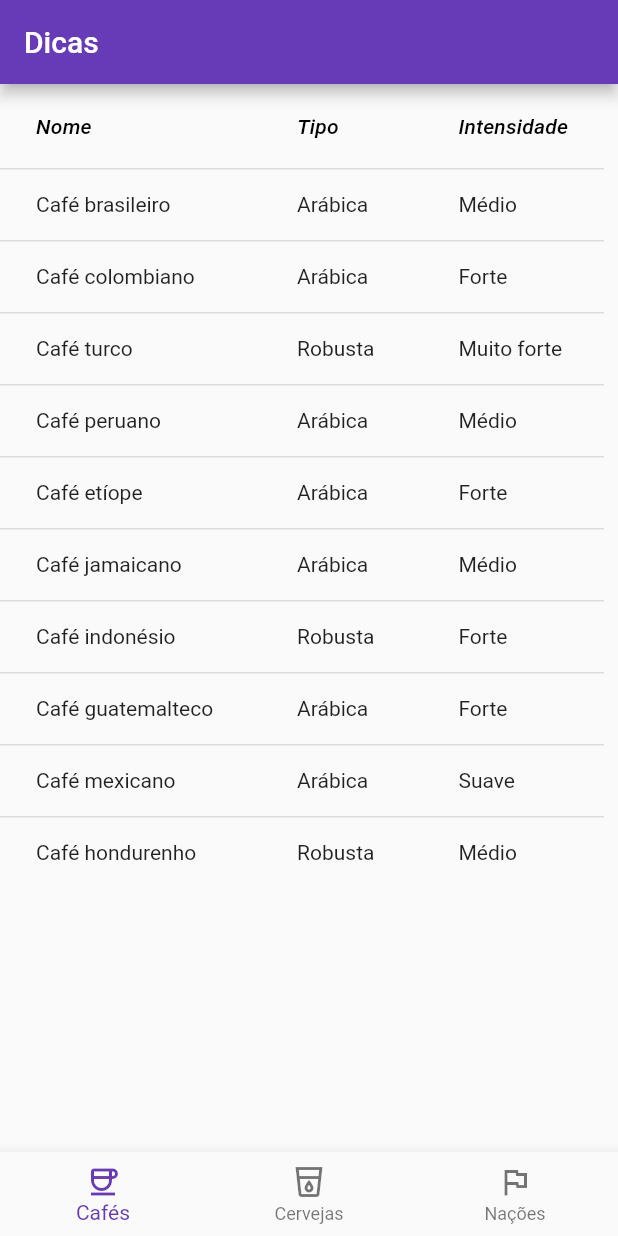
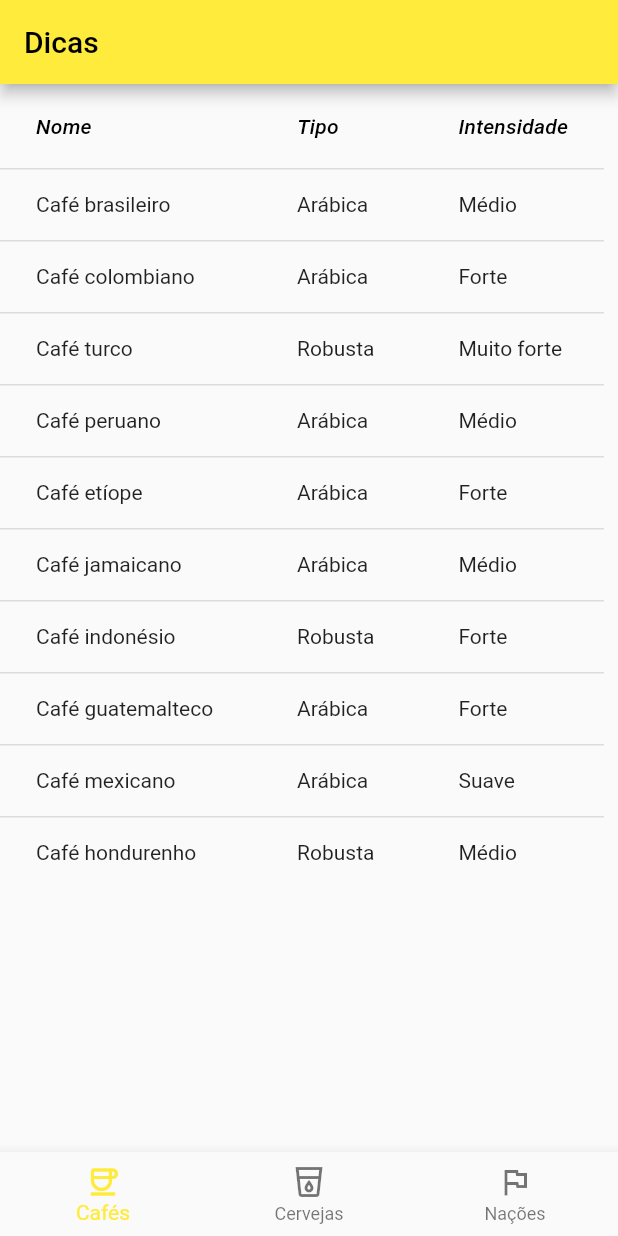
Before and after one commit to ErickBezerrar/POO-1, a Flutter app: the screen it shows after launch, on a phone screen of 412 x 824 dp. Run offline on Flutter 3.47's test engine with Material 2 defaults, Android fonts, the phone set to English and light mode, and no system bars; our stand-ins replace flutter_hooks; key blocks and very long unbroken strings in the code were emptied for the run.

Commit message:
fala assim foi

```diff
--- a/receita6/lib/main.dart
+++ b/receita6/lib/main.dart
@@ -108,7 +108,7 @@ class _MyAppState extends State<MyApp> {
 
     return MaterialApp(
       theme: ThemeData(
-        primarySwatch: Colors.deepPurple,
+        primarySwatch: Colors.yellow,
       ),
       debugShowCheckedModeBanner: false,
       home: Scaffold(
```
